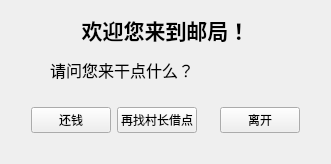
blackdover/shanghaifusheng, file post.ui: the form before one commit.
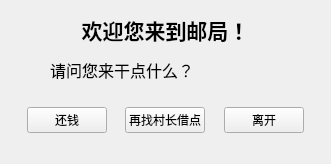
The form after the commit.

Commit message: 更新 post.ui

Patch:
```diff
--- a/post.ui
+++ b/post.ui
@@ -69,6 +69,19 @@
       </property>
      </widget>
     </item>
+    <item>
+     <spacer name="horizontalSpacer_4">
+      <property name="orientation">
+       <enum>Qt::Horizontal</enum>
+      </property>
+      <property name="sizeHint" stdset="0">
+       <size>
+        <width>40</width>
+        <height>20</height>
+       </size>
+      </property>
+     </spacer>
+    </item>
     <item>
      <widget class="QPushButton" name="lendButton">
       <property name="text">
```
